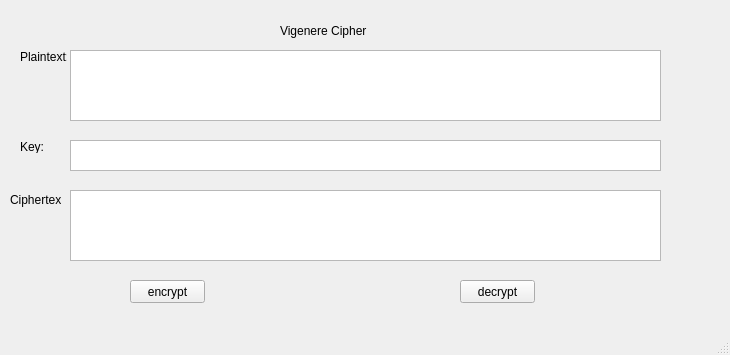
This is LAB_03/ui/vigenere.ui in Katsuo-noob/bmttnc-hutech-2380605509 as Qt 5 draws it before an edit. The edited form follows.
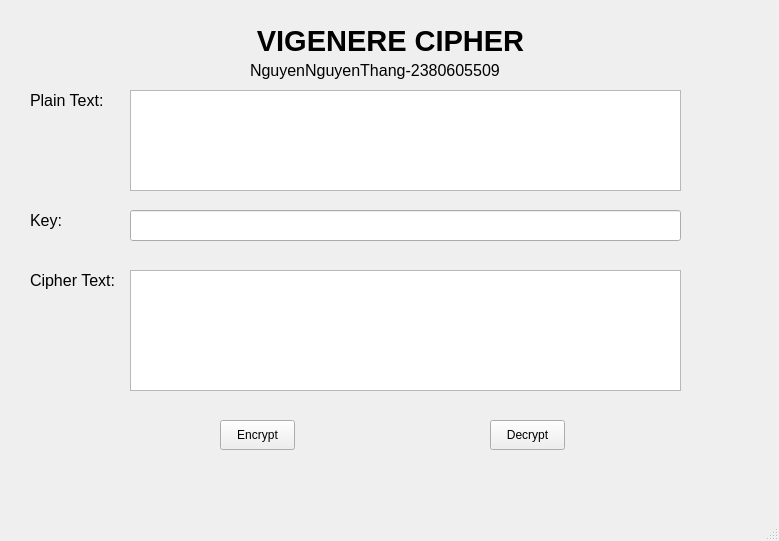
This is the edited form.

```diff
--- a/LAB_03/ui/vigenere.ui
+++ b/LAB_03/ui/vigenere.ui
@@ -6,23 +6,69 @@
    <rect>
     <x>0</x>
     <y>0</y>
-    <width>730</width>
-    <height>355</height>
+    <width>779</width>
+    <height>541</height>
    </rect>
   </property>
   <property name="windowTitle">
    <string>MainWindow</string>
   </property>
   <widget class="QWidget" name="centralwidget">
+   <widget class="QLabel" name="label">
+    <property name="geometry">
+     <rect>
+      <x>230</x>
+      <y>20</y>
+      <width>321</width>
+      <height>41</height>
+     </rect>
+    </property>
+    <property name="font">
+     <font>
+      <pointsize>22</pointsize>
+      <weight>75</weight>
+      <bold>true</bold>
+     </font>
+    </property>
+    <property name="text">
+     <string>VIGENERE CIPHER</string>
+    </property>
+    <property name="alignment">
+     <set>Qt::AlignCenter</set>
+    </property>
+   </widget>
+   <widget class="QLabel" name="label_2">
+    <property name="geometry">
+     <rect>
+      <x>30</x>
+      <y>90</y>
+      <width>81</width>
+      <height>21</height>
+     </rect>
+    </property>
+    <property name="font">
+     <font>
+      <pointsize>12</pointsize>
+     </font>
+    </property>
+    <property name="text">
+     <string>Plain Text:</string>
+    </property>
+   </widget>
    <widget class="QLabel" name="label_3">
     <property name="geometry">
      <rect>
-      <x>20</x>
-      <y>140</y>
-      <width>47</width>
-      <height>13</height>
+      <x>30</x>
+      <y>210</y>
+      <width>41</width>
+      <height>21</height>
      </rect>
     </property>
+    <property name="font">
+     <font>
+      <pointsize>12</pointsize>
+     </font>
+    </property>
     <property name="text">
      <string>Key:</string>
     </property>
@@ -30,96 +76,93 @@
    <widget class="QLabel" name="label_2">
     <property name="geometry">
      <rect>
-      <x>20</x>
-      <y>50</y>
-      <width>47</width>
-      <height>13</height>
+      <x>30</x>
+      <y>270</y>
+      <width>91</width>
+      <height>21</height>
      </rect>
     </property>
+    <property name="font">
+     <font>
+      <pointsize>12</pointsize>
+     </font>
+    </property>
     <property name="text">
-     <string>Plaintext:</string>
+     <string>Cipher Text:</string>
     </property>
    </widget>
-   <widget class="QPlainTextEdit" name="key_txt">
+   <widget class="QTextEdit" name="txt_plain_text">
     <property name="geometry">
      <rect>
-      <x>70</x>
-      <y>140</y>
-      <width>591</width>
+      <x>130</x>
+      <y>90</y>
+      <width>551</width>
+      <height>101</height>
+     </rect>
+    </property>
+   </widget>
+   <widget class="QTextEdit" name="txt_cipher_text">
+    <property name="geometry">
+     <rect>
+      <x>130</x>
+      <y>270</y>
+      <width>551</width>
+      <height>121</height>
+     </rect>
+    </property>
+   </widget>
+   <widget class="QLineEdit" name="txt_key">
+    <property name="geometry">
+     <rect>
+      <x>130</x>
+      <y>210</y>
+      <width>551</width>
       <height>31</height>
      </rect>
     </property>
    </widget>
+   <widget class="QPushButton" name="btn_encrypt">
+    <property name="geometry">
+     <rect>
+      <x>220</x>
+      <y>420</y>
+      <width>75</width>
+      <height>30</height>
+     </rect>
+    </property>
+    <property name="text">
+     <string>Encrypt</string>
+    </property>
+   </widget>
    <widget class="QPushButton" name="btn_decrypt">
     <property name="geometry">
      <rect>
-      <x>460</x>
-      <y>280</y>
+      <x>490</x>
+      <y>420</y>
       <width>75</width>
-      <height>23</height>
+      <height>30</height>
      </rect>
     </property>
     <property name="text">
-     <string>decrypt</string>
+     <string>Decrypt</string>
     </property>
    </widget>
-   <widget class="QPlainTextEdit" name="ciphertext_txt">
+   <widget class="QLabel" name="label_5">
     <property name="geometry">
      <rect>
-      <x>70</x>
-      <y>190</y>
-      <width>591</width>
-      <height>71</height>
-     </rect>
-    </property>
-   </widget>
-   <widget class="QLabel" name="label">
-    <property name="geometry">
-     <rect>
-      <x>280</x>
-      <y>10</y>
-      <width>171</width>
-      <height>41</height>
-     </rect>
-    </property>
-    <property name="text">
-     <string>Vigenere Cipher</string>
-    </property>
-   </widget>
-   <widget class="QPlainTextEdit" name="plaintext_txt">
-    <property name="geometry">
-     <rect>
-      <x>70</x>
-      <y>50</y>
-      <width>591</width>
-      <height>71</height>
-     </rect>
-    </property>
-   </widget>
-   <widget class="QLabel" name="label_4">
-    <property name="geometry">
-     <rect>
-      <x>10</x>
-      <y>190</y>
-      <width>51</width>
+      <x>250</x>
+      <y>60</y>
+      <width>271</width>
       <height>20</height>
      </rect>
     </property>
-    <property name="text">
-     <string>Ciphertext:</string>
+    <property name="font">
+     <font>
+      <pointsize>12</pointsize>
+     </font>
     </property>
-   </widget>
-   <widget class="QPushButton" name="btn_encrypt">
-    <property name="geometry">
-     <rect>
-      <x>130</x>
-      <y>280</y>
-      <width>75</width>
-      <height>23</height>
-     </rect>
-    </property>
     <property name="text">
-     <string>encrypt</string>
+     <string>NguyenNguyenThang-2380605509</string>
     </property>
    </widget>
   </widget>
```
Left out of the diff: 6 changed lines with no effect on the pictures.
